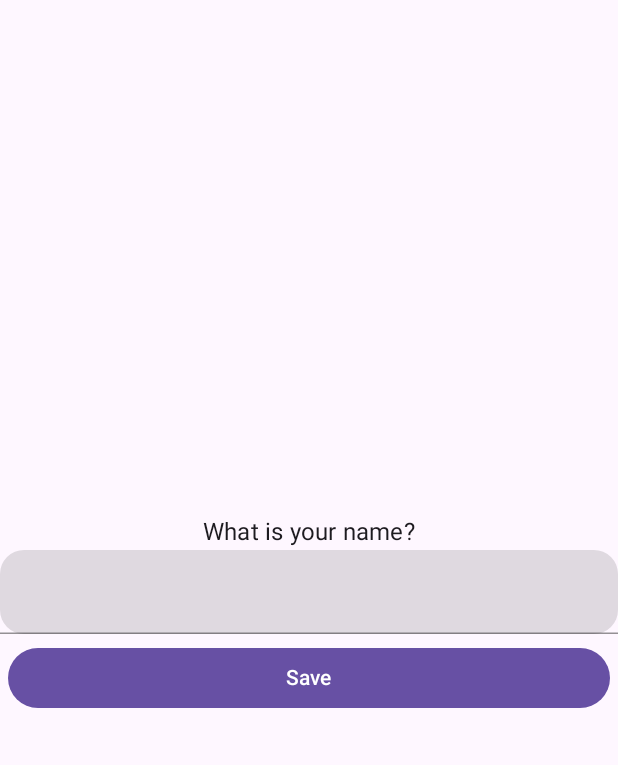
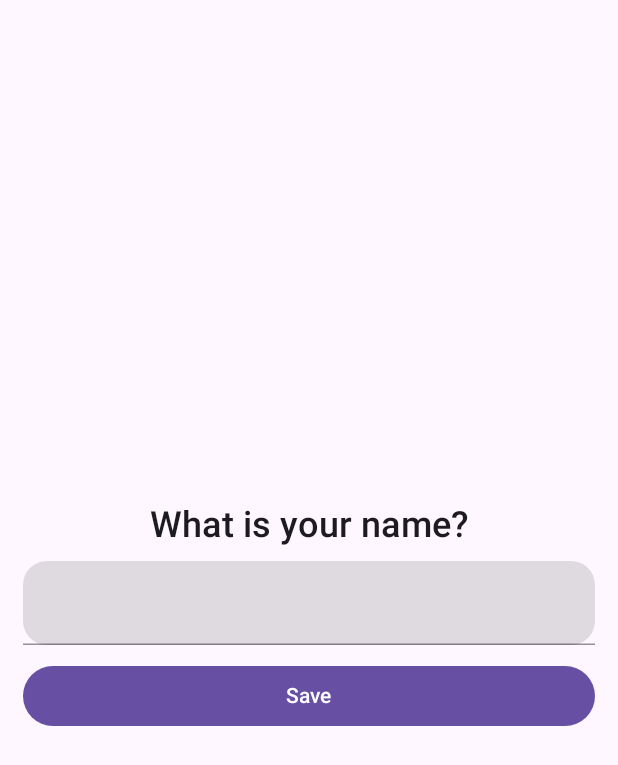
Before and after one commit to akosivis/FoodDiaryKotlin, an Android app built with Jetpack Compose: the screen it shows after launch (MainActivity), on a phone screen of 412 x 824 dp. Shown: the top 765 px of the screen. Run offline under Robolectric (Android 15) with nearby library versions, the phone set to English and light mode, and no system bars; our stand-ins replace Room's generated code, livedata-compose, navigation-ui; 2 statements that could not run were skipped.

Commit message:
Modifications in EnterNameRoute.kt

```diff
--- a/app/src/main/java/com/viselvis/fooddiarykotlin/ui/routes/EnterNameRoute.kt
+++ b/app/src/main/java/com/viselvis/fooddiarykotlin/ui/routes/EnterNameRoute.kt
@@ -3,6 +3,7 @@ package com.viselvis.fooddiarykotlin.ui.routes
 import androidx.compose.foundation.layout.*
 import androidx.compose.foundation.shape.RoundedCornerShape
 import androidx.compose.material3.Button
+import androidx.compose.material3.MaterialTheme
 import androidx.compose.material3.Text
 import androidx.compose.runtime.Composable
 import androidx.compose.runtime.collectAsState
@@ -27,23 +28,27 @@ fun EnterNameRoute(
     }
 
     Column(
-        modifier = Modifier.fillMaxSize(),
+        modifier = Modifier
+            .fillMaxSize()
+            .padding(15.dp),
         horizontalAlignment = Alignment.CenterHorizontally,
         verticalArrangement = Arrangement.Center
     ) {
         Text (
-            text = stringResource(id = R.string.what_is_your_name)
+            text = stringResource(id = R.string.what_is_your_name),
+            style = MaterialTheme.typography.headlineSmall
         )
-        BaseTextField(
+        Spacer(modifier = Modifier.height(10.dp))
+        BaseTextField (
             text = uiState.userName,
             onTextChanged = { viewModel.updateUserName(it) },
             placeholderText = "",
             isSingleLine = true
         )
+        Spacer(modifier = Modifier.height(10.dp))
         Button(
             modifier = Modifier
-                .fillMaxWidth()
-                .padding(5.dp),
+                .fillMaxWidth(),
             shape = RoundedCornerShape(45.dp),
             onClick = {
                 viewModel.saveUserName()
```
